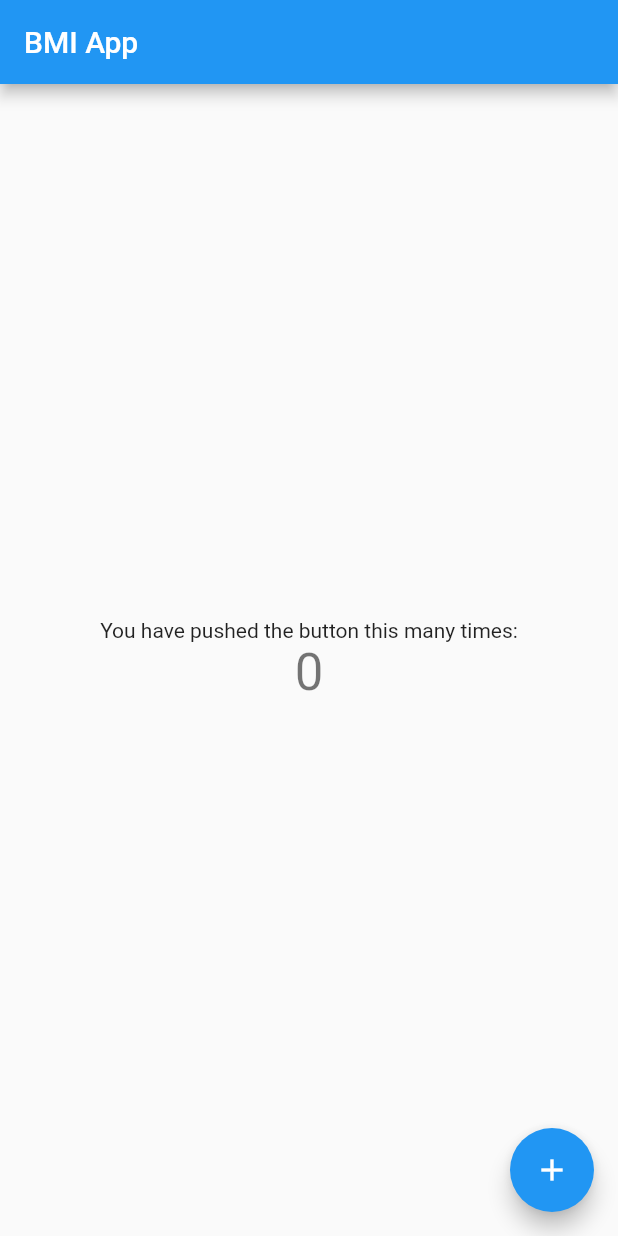
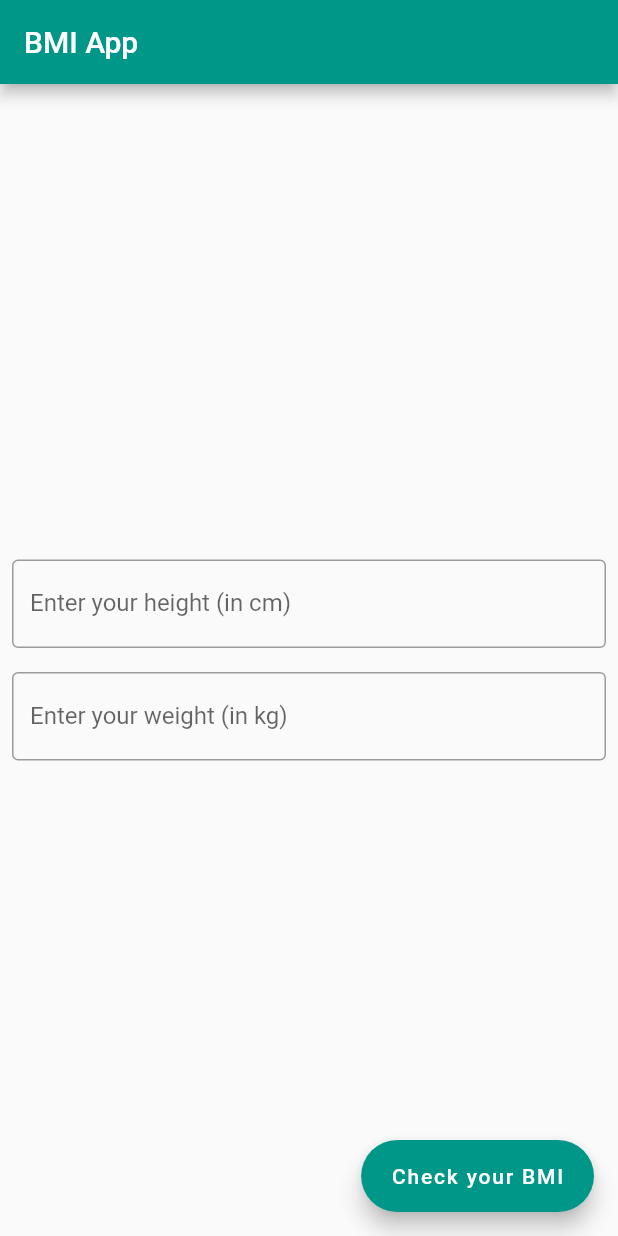
Before and after one commit to JulitaSlusarczyk/BMI_App, a Flutter app: the screen it shows after launch, on a phone screen of 412 x 824 dp. Run offline on Flutter 3.47's test engine with Material 2 defaults, Android fonts, the phone set to English and light mode, and no system bars.

```diff
--- a/lib/main.dart
+++ b/lib/main.dart
@@ -12,7 +12,7 @@ class MyApp extends StatelessWidget {
     return MaterialApp(
       title: 'BMI Application',
       theme: ThemeData(
-        primarySwatch: Colors.blue,
+        primarySwatch: Colors.teal,
       ),
       home: const MyHomePage(title: 'BMI App'),
     );
@@ -22,19 +22,36 @@ class MyApp extends StatelessWidget {
 class MyHomePage extends StatefulWidget {
   const MyHomePage({Key? key, required this.title}) : super(key: key);
   final String title;
-
   @override
   State<MyHomePage> createState() => _MyHomePageState();
 }
 
 class _MyHomePageState extends State<MyHomePage> {
-  int _counter = 0;
+  late TextEditingController _heightInputController;
+  late TextEditingController _weightInputController;
+  double height = 0;
+  double weight = 0;
 
-  void _incrementCounter() {
-    setState(() {
-      _counter++;
-    });
+
+  @override
+  void initState() {
+    super.initState();
+    _heightInputController = TextEditingController();
+    _weightInputController = TextEditingController();
   }
+
+  @override
+  void dispose() {
+    _heightInputController.dispose();
+    _weightInputController.dispose();
+    super.dispose();
+  }
+
+   String calculateBMI(double height, double weight){
+    height = height/100;
+    return (weight/(height*height)).toStringAsFixed(2);
+  }
+
 
   @override
   Widget build(BuildContext context) {
@@ -46,20 +63,53 @@ class _MyHomePageState extends State<MyHomePage> {
         child: Column(
           mainAxisAlignment: MainAxisAlignment.center,
           children: <Widget>[
-            const Text(
-              'You have pushed the button this many times:',
+            Container(
+              margin: const EdgeInsets.all(8),
+              child: TextField(
+                controller: _heightInputController,
+                onChanged: (value) => height = double.parse(value),
+                decoration: const InputDecoration(
+                  border: OutlineInputBorder(),
+                  labelText: 'Enter your height (in cm)',
+                ),
+              ),
             ),
-            Text(
-              '$_counter',
-              style: Theme.of(context).textTheme.headline4,
+            Container(
+              margin: const EdgeInsets.all(8),
+              child: TextField(
+                controller: _weightInputController,
+                onChanged: (value) => weight = double.parse(value),
+                decoration: const InputDecoration(
+                  border: OutlineInputBorder(),
+                  labelText: 'Enter your weight (in kg)',
+                ),
+              ),
             ),
           ],
         ),
       ),
-      floatingActionButton: FloatingActionButton(
-        onPressed: _incrementCounter,
-        tooltip: 'Increment',
-        child: const Icon(Icons.add),
+      floatingActionButton: FloatingActionButton.extended(
+        onPressed: () async {
+          await showDialog<void>(
+              context: context,
+              builder: (BuildContext context){
+                String bmi = calculateBMI(height, weight);
+                return AlertDialog(
+                  title: Text('Your BMI is $bmi'),
+                  actions: <Widget>[
+                    TextButton(
+                        onPressed: (){
+                          Navigator.pop(context);
+                        },
+                        child: const Text('Ok'))
+                  ],
+                );
+             }
+          );
+        },
+        label: const Text(
+          'Check your BMI'
+        ),
       ),
     );
   }
```
